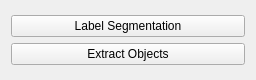
This is ilastik/applets/objectExtraction/drawer.ui in ilastik/ilastik as Qt 5 draws it before an edit. The edited form follows.
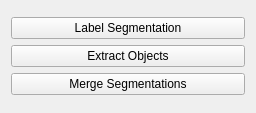
This is the edited form.

Commit message: added class mapping button and did some bug-fixing for object extraction

The edit to the form file:
```diff
--- a/ilastik/applets/objectExtraction/drawer.ui
+++ b/ilastik/applets/objectExtraction/drawer.ui
@@ -7,7 +7,7 @@
     <x>0</x>
     <y>0</y>
     <width>256</width>
-    <height>80</height>
+    <height>113</height>
    </rect>
   </property>
   <property name="sizePolicy">
@@ -51,6 +51,13 @@
        </property>
       </widget>
      </item>
+     <item>
+      <widget class="QPushButton" name="mergeSegmentationsButton">
+       <property name="text">
+        <string>Merge Segmentations</string>
+       </property>
+      </widget>
+     </item>
     </layout>
    </item>
   </layout>
```
The commit also changes 4 other files.
